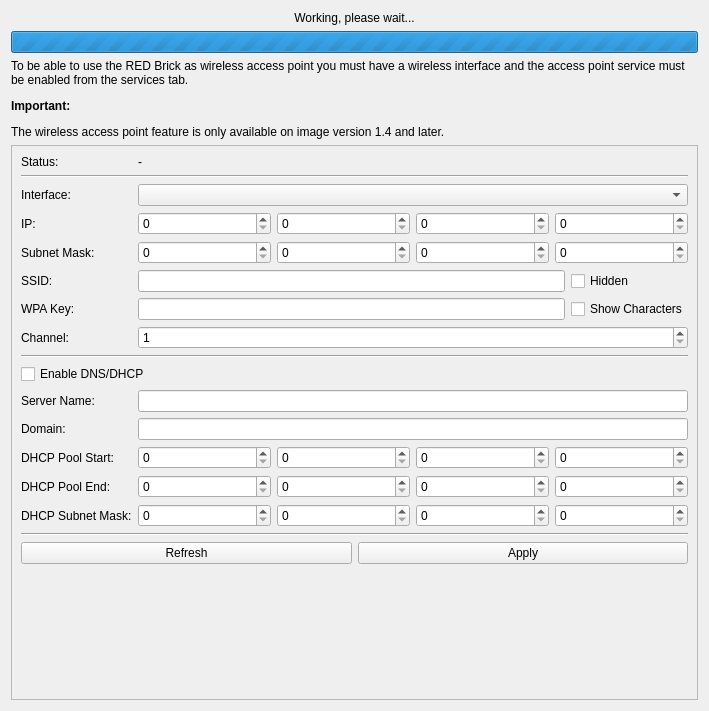
This is src/brickv/plugin_system/plugins/red/ui/red_tab_settings_ap.ui in Tinkerforge/brickv as Qt 5 draws it before an edit. The edited form follows.
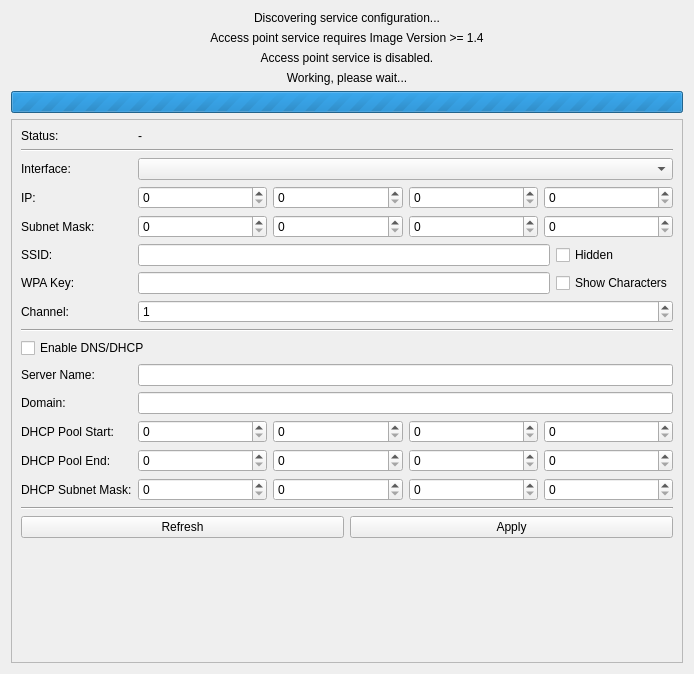
This is the edited form.

Commit message:
red-brick: Improve UI state during service discovery
Instead of showing the disabled UI show a label that says "discovering".
Also simplify the hint texts.

```diff
--- a/src/brickv/plugin_system/plugins/red/ui/red_tab_settings_ap.ui
+++ b/src/brickv/plugin_system/plugins/red/ui/red_tab_settings_ap.ui
@@ -6,15 +6,15 @@
    <rect>
     <x>0</x>
     <y>0</y>
-    <width>709</width>
-    <height>711</height>
+    <width>694</width>
+    <height>674</height>
    </rect>
   </property>
   <property name="windowTitle">
    <string>Form</string>
   </property>
   <layout class="QGridLayout" name="gridLayout">
-   <item row="1" column="0">
+   <item row="5" column="0">
     <widget class="QProgressBar" name="pbar_applying">
      <property name="maximum">
       <number>0</number>
@@ -24,20 +24,7 @@
      </property>
     </widget>
    </item>
-   <item row="2" column="0">
-    <widget class="QLabel" name="label_ap_disabled">
-     <property name="enabled">
-      <bool>true</bool>
-     </property>
-     <property name="text">
-      <string>&lt;html&gt;&lt;body&gt;&lt;p&gt;To be able to use the RED Brick as wireless access point you must have a wireless interface and the access point service must be enabled from the services tab.&lt;/p&gt;&lt;p&gt;&lt;b&gt;Important:&lt;/b&gt;&lt;/p&gt;&lt;p&gt;The wireless access point feature is only available on image version 1.4 and later.&lt;/p&gt;&lt;/body&gt;&lt;/html&gt;</string>
-     </property>
-     <property name="wordWrap">
-      <bool>true</bool>
-     </property>
-    </widget>
-   </item>
-   <item row="3" column="0">
+   <item row="8" column="0">
     <widget class="QScrollArea" name="sarea_ap">
      <property name="widgetResizable">
       <bool>true</bool>
@@ -47,8 +34,8 @@
        <rect>
         <x>0</x>
         <y>0</y>
-        <width>689</width>
-        <height>539</height>
+        <width>674</width>
+        <height>531</height>
        </rect>
       </property>
       <layout class="QGridLayout" name="gridLayout_3">
@@ -439,7 +426,7 @@
      </widget>
     </widget>
    </item>
-   <item row="0" column="0">
+   <item row="4" column="0">
     <widget class="QLabel" name="label_applying">
      <property name="text">
       <string>Working, please wait...</string>
@@ -449,6 +436,45 @@
      </property>
     </widget>
    </item>
+   <item row="0" column="0">
+    <widget class="QLabel" name="label_ap_discovering">
+     <property name="text">
+      <string>Discovering service configuration...</string>
+     </property>
+     <property name="alignment">
+      <set>Qt::AlignCenter</set>
+     </property>
+     <property name="wordWrap">
+      <bool>true</bool>
+     </property>
+    </widget>
+   </item>
+   <item row="2" column="0">
+    <widget class="QLabel" name="label_ap_disabled">
+     <property name="enabled">
+      <bool>true</bool>
+     </property>
+     <property name="text">
+      <string>Access point service is disabled.</string>
+     </property>
+     <property name="alignment">
+      <set>Qt::AlignCenter</set>
+     </property>
+     <property name="wordWrap">
+      <bool>true</bool>
+     </property>
+    </widget>
+   </item>
+   <item row="1" column="0">
+    <widget class="QLabel" name="label_ap_unsupported">
+     <property name="text">
+      <string>Access point service requires Image Version &gt;= 1.4</string>
+     </property>
+     <property name="alignment">
+      <set>Qt::AlignCenter</set>
+     </property>
+    </widget>
+   </item>
   </layout>
  </widget>
  <tabstops>
```
The commit also changes 7 other files.
